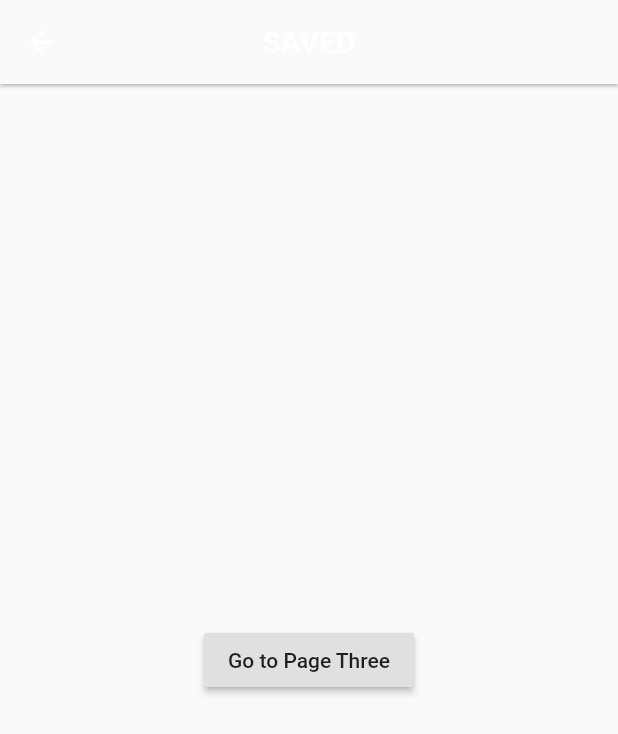
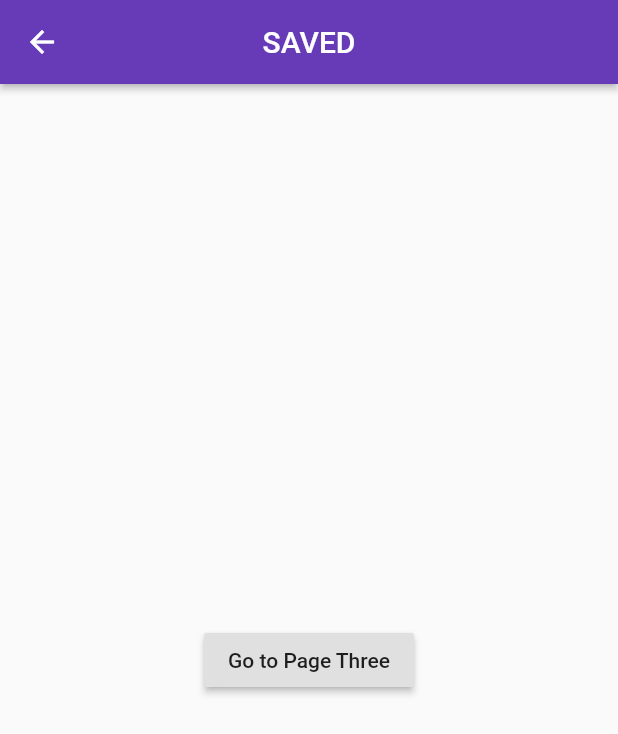
Before and after one commit to kkhan01/Finder, a Flutter app: the screen it shows after launch, after a tap on "Go to Page Two", on a phone screen of 412 x 824 dp. Shown: the top 734 px of the screen. Run offline on Flutter 3.47's test engine with Material 2 defaults, Android fonts, the phone set to English and light mode, and no system bars; our stand-ins replace sqflite; accounts and stored records are empty.

Commit message:
fixed spacing for saved by adding a second, invisible icon

```diff
--- a/lib/main.dart
+++ b/lib/main.dart
@@ -73,8 +73,13 @@ class PageTwo extends MaterialPageRoute<Null> {
         appBar: AppBar(
           centerTitle: true,
           title: Text("SAVED"),
-          backgroundColor: Theme.of(ctx).canvasColor,
-          elevation: 1.0,
+          backgroundColor: Theme.of(ctx).accentColor,
+          elevation: 2.0,
+          actions: <Widget>[
+            IconButton(
+              icon: Icon(Icons.check, color:Theme.of(ctx).accentColor)
+            )
+          ],
         ),
         body: Center(
           child: RaisedButton(
@@ -103,8 +108,8 @@ class PageThree extends MaterialPageRoute<Null> {
             IconButton(
               icon: Icon(Icons.check),
               onPressed: (){
+                // save method here
                 Navigator.popUntil(ctx, ModalRoute.withName(Navigator.defaultRouteName));
-                // save method here
               },
             )
           ],
```
